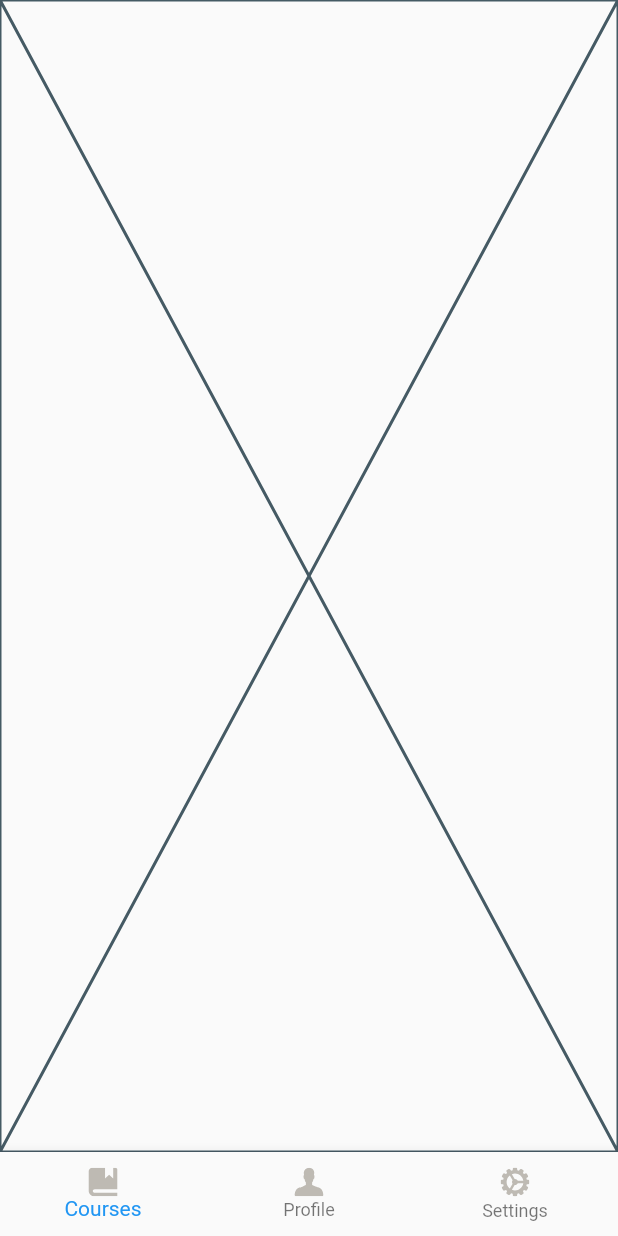
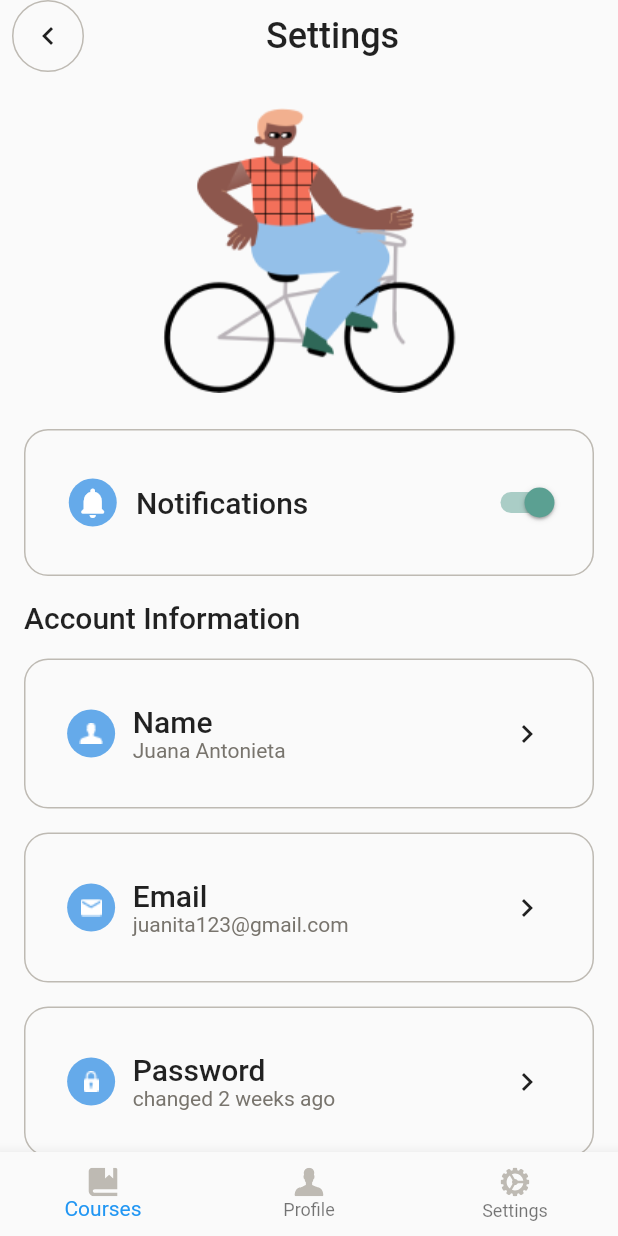
Before and after one commit to eajane28/edtech_mobileapp, a Flutter app: the HomeView screen opened by its route, swiped to page 3, on a phone screen of 412 x 824 dp. Run offline on Flutter 3.47's test engine with Material 2 defaults, Android fonts, the phone set to English and light mode, and no system bars; our stand-ins replace flutter_svg, stacked, stacked_services, stacked_shared.

Commit message:
Settings UI done

```diff
--- a/lib/app/app.dart
+++ b/lib/app/app.dart
@@ -8,6 +8,7 @@ import 'package:edtech_mobile/ui/views/intro/intro_view.dart';
 import 'package:edtech_mobile/ui/views/login/login_view.dart';
 import 'package:edtech_mobile/ui/views/signup/signup_view.dart';
 import 'package:edtech_mobile/ui/views/profile/profile_view.dart';
+import 'package:edtech_mobile/ui/views/settings/settings_view.dart';
 // @stacked-import
 
 @StackedApp(
@@ -18,6 +19,7 @@ import 'package:edtech_mobile/ui/views/profile/profile_view.dart';
     MaterialRoute(page: LoginView),
     MaterialRoute(page: SignupView),
     MaterialRoute(page: ProfileView),
+    MaterialRoute(page: SettingsView),
 // @stacked-route
   ],
   dependencies: [
--- /dev/null
+++ b/lib/model/settings_data.dart
@@ -0,0 +1,7 @@
+class SettingsData {
+  final String iconPath;
+  final String title;
+  final String text;
+
+  SettingsData({required this.iconPath, required this.title, required this.text});
+}
--- a/lib/ui/views/home/home_view.dart
+++ b/lib/ui/views/home/home_view.dart
@@ -41,7 +41,6 @@ class HomeView extends StackedView<HomeViewModel> {
               icon: SvgPicture.asset('assets/icons/wheel.svg', width: 20),
             ),
           ]),
-
     );
   }
 
--- a/lib/ui/views/home/home_viewmodel.dart
+++ b/lib/ui/views/home/home_viewmodel.dart
@@ -3,6 +3,7 @@
 // import 'package:edtech_mobile/app/app.locator.dart';
 // import 'package:edtech_mobile/ui/common/app_strings.dart';
 import 'package:edtech_mobile/ui/views/profile/profile_view.dart';
+import 'package:edtech_mobile/ui/views/settings/settings_view.dart';
 import 'package:flutter/material.dart';
 import 'package:stacked/stacked.dart';
 // import 'package:stacked_services/stacked_services.dart';
@@ -13,9 +14,7 @@ class HomeViewModel extends BaseViewModel {
   final pages = [
     const Placeholder(),
     const ProfileView(),
-    const Placeholder(),
-
-
+    const SettingsView(),
   ];
 // void onPageChanged(int value) {
 //     // print('onPageChanged $value');
@@ -25,8 +24,7 @@ class HomeViewModel extends BaseViewModel {
 //     rebuildUi();
 //   }
 
-  void onItemTapped (int index)
-  {
+  void onItemTapped(int index) {
     _selectedIndex = index;
     rebuildUi();
   }
--- a/lib/ui/views/intro/intro_viewmodel.dart
+++ b/lib/ui/views/intro/intro_viewmodel.dart
@@ -12,7 +12,6 @@ class IntroViewModel extends BaseViewModel {
 
   Future runStartupLogic() async {
     await Future.delayed(const Duration(seconds: 3));
-
   }
 
   final introList = [
--- /dev/null
+++ b/lib/ui/views/settings/settings_view.dart
@@ -0,0 +1,105 @@
+import 'package:edtech_mobile/ui/common/back_button.dart';
+import 'package:edtech_mobile/ui/views/widgets/setting_items.dart';
+import 'package:flutter/material.dart';
+import 'package:stacked/stacked.dart';
+
+import 'settings_viewmodel.dart';
+
+class SettingsView extends StackedView<SettingsViewModel> {
+  const SettingsView({Key? key}) : super(key: key);
+
+  @override
+  Widget builder(
+    BuildContext context,
+    SettingsViewModel viewModel,
+    Widget? child,
+  ) {
+    return SingleChildScrollView(
+      child: Column(
+        children: [
+          Row(
+            children: [
+              Expanded(flex: 1, child: backButton()),
+              const Expanded(
+                flex: 2,
+                child: Padding(
+                  padding: EdgeInsets.only(left: 40),
+                  child: Text(
+                    'Settings',
+                    style: TextStyle(
+                      fontSize: 24,
+                      fontWeight: FontWeight.w500,
+                    ),
+                  ),
+                ),
+              ),
+            ],
+          ),
+          const SizedBox(height: 24),
+          Container(
+            margin: const EdgeInsets.symmetric(horizontal: 16),
+            child: Image.asset(
+              'assets/Cool Kids On Bike.png',
+            ),
+          ),
+          const SizedBox(height: 16),
+          Container(
+            margin: const EdgeInsets.symmetric(horizontal: 16, vertical: 8),
+            decoration: BoxDecoration(
+              border: Border.all(color: const Color(0xFFBEBAB3)),
+              borderRadius: BorderRadius.circular(16),
+            ),
+            child: Container(
+              padding: const EdgeInsets.symmetric(vertical: 24, horizontal: 16),
+              child: Row(
+                children: [
+                  Expanded(
+                    flex: 1,
+                    child: Container(
+                      height: 32,
+                      decoration: const BoxDecoration(
+                          color: Color(0xFF65AAEA), shape: BoxShape.circle),
+                      child: const Icon(Icons.notifications_rounded, color: Colors.white,),
+                    ),
+                  ),
+                  const Expanded(
+                    flex: 4,
+                    child: Text(
+                      'Notifications',
+                      style: TextStyle(
+                        fontSize: 20,
+                        fontWeight: FontWeight.w500,
+                      ),
+                    ),
+                  ),
+                  Expanded(
+                    flex: 1,
+                    child: viewModel.switchButton(),
+                  )
+                ],
+              ),
+            ),
+          ),
+          Container(
+            alignment: Alignment.centerLeft,
+            margin: const EdgeInsets.symmetric(horizontal: 16, vertical: 8),
+            child: const Text(
+              'Account Information',
+              style: TextStyle(
+                fontSize: 20,
+                fontWeight: FontWeight.w500,
+              ),
+            ),
+          ),
+          for (var info in viewModel.settingsInfoList) settingsInfo(info),
+        ],
+      ),
+    );
+  }
+
+  @override
+  SettingsViewModel viewModelBuilder(
+    BuildContext context,
+  ) =>
+      SettingsViewModel();
+}
--- /dev/null
+++ b/lib/ui/views/settings/settings_viewmodel.dart
@@ -0,0 +1,26 @@
+import 'package:edtech_mobile/model/settings_data.dart';
+import 'package:flutter/material.dart';
+import 'package:stacked/stacked.dart';
+
+class SettingsViewModel extends BaseViewModel {
+  bool light = true;
+
+final settingsInfoList = [
+  SettingsData(iconPath: 'assets/profile.png', title: 'Name', text: 'Juana Antonieta'),
+  SettingsData(iconPath: 'assets/email.png', title: 'Email', text: 'juanita123@gmail.com'),
+  SettingsData(iconPath: 'assets/password.png', title: 'Password', text: 'changed 2 weeks ago')
+];
+
+
+Switch switchButton(){
+  return Switch(
+    value: light,
+    activeColor: const Color(0xFF5BA092),
+    onChanged: (bool value) {
+      rebuildUi();
+      light=value;
+      },
+  );
+}
+
+}
--- /dev/null
+++ b/lib/ui/views/widgets/setting_items.dart
@@ -0,0 +1,59 @@
+import 'package:flutter/material.dart';
+
+Widget settingsInfo(settingsData) {
+  return Container(
+    height: 100,
+    margin: const EdgeInsets.symmetric(horizontal: 16, vertical: 8),
+    decoration: BoxDecoration(
+      border: Border.all(color: const Color(0xFFBEBAB3)),
+      borderRadius: BorderRadius.circular(16),
+    ),
+    child: Container(
+      padding: const EdgeInsets.symmetric(vertical: 24, horizontal: 16),
+      child: Row(
+        children: [
+          Expanded(
+            flex: 1,
+            child: Container(
+              height: 32,
+              decoration: const BoxDecoration(
+                  color: Color(0xFF65AAEA), shape: BoxShape.circle),
+                  child: Image.asset(settingsData.iconPath),
+            ),
+          ),
+          SizedBox(
+            height: 82,
+            width: 235,
+            child: Column(
+              mainAxisAlignment: MainAxisAlignment.center,
+              crossAxisAlignment: CrossAxisAlignment.start,
+              children: [
+                Text(
+                  settingsData.title,
+                  style: const TextStyle(
+                    fontSize: 20,
+                    fontWeight: FontWeight.w500,
+                  ),
+                ),
+                Text(
+                  settingsData.text,
+                  style: const TextStyle(
+                    fontSize: 14,
+                    fontWeight: FontWeight.w400,
+                    color : Color(0xFF78746D),
+                  ),
+                ),
+              ],
+            ),
+          ),
+          Expanded(
+            flex: 1,
+            child: IconButton(
+              onPressed: () {},
+              icon: const Icon(Icons.chevron_right))
+              )
+        ],
+      ),
+    ),
+  );
+}
```
Also changed, not shown: lib/app/app.router.dart (+51 -9 lines), lib/ui/views/profile/profile_view.dart (+1 -6 lines), assets/Cool Kids On Bike.png (added), assets/email.png (added), assets/password.png (added), assets/profile.png (added), 1 other file.
